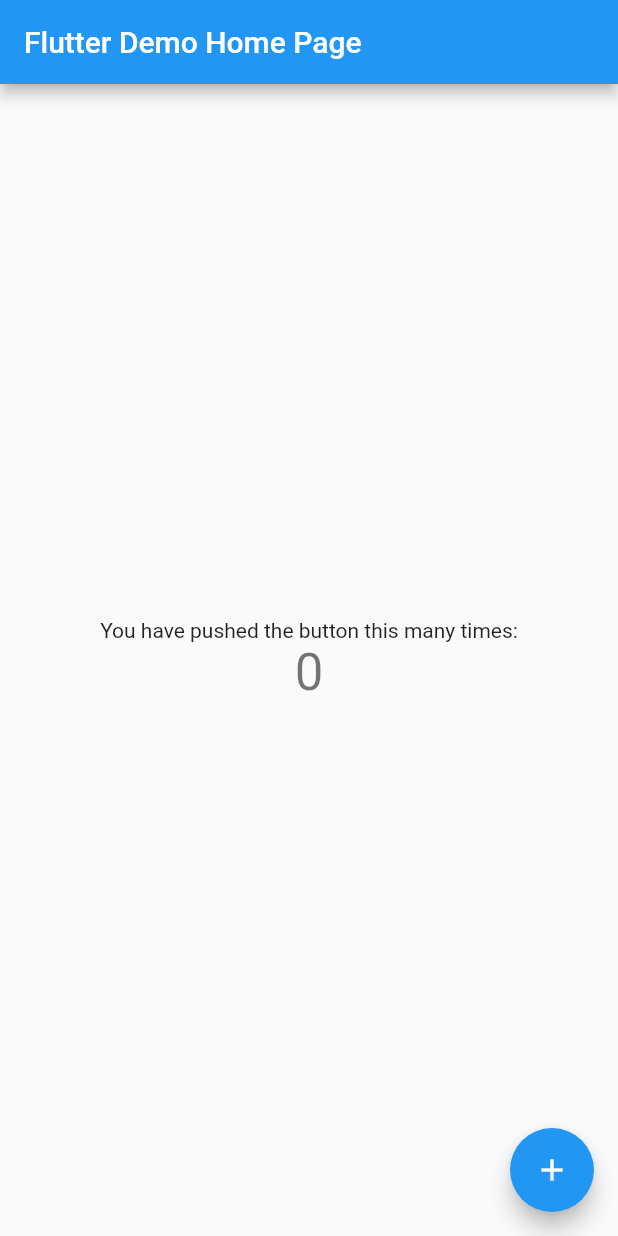
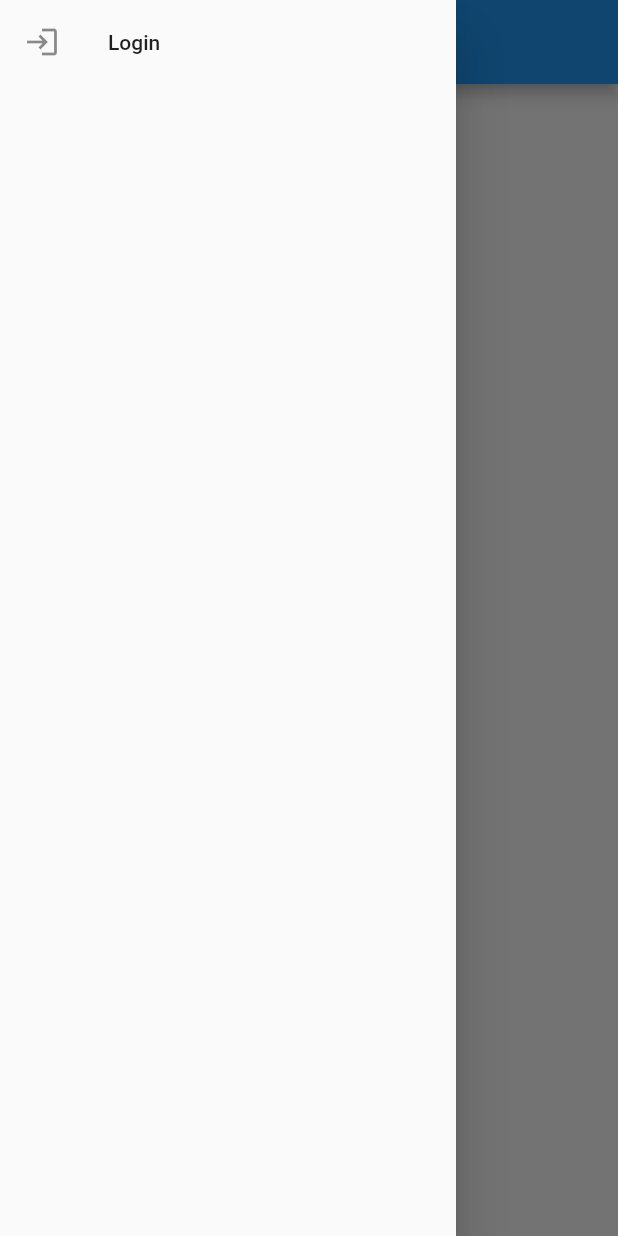
Before and after one commit to SOKAMTE/clockwork_backend, a Flutter app: the screen it shows after launch, with the side drawer open (before the commit the screen has no drawer), on a phone screen of 412 x 824 dp. Run offline on Flutter 3.47's test engine with Material 2 defaults, Android fonts, the phone set to English and light mode, and no system bars.

Commit message:
création de la vue login et logout

```diff
--- a/lib/main.dart
+++ b/lib/main.dart
@@ -1,7 +1,16 @@
+import 'package:clockwork_backend/screens/home_screen.dart';
+import 'package:clockwork_backend/services/auth.dart';
 import 'package:flutter/material.dart';
+// ignore: import_of_legacy_library_into_null_safe
+import 'package:provider/provider.dart';
 
 void main() {
-  runApp(MyApp());
+  runApp(MultiProvider(
+    providers: [
+      ChangeNotifierProvider(create: (context) => Auth()),
+    ],
+    child: MyApp(),
+  ));
 }
 
 class MyApp extends StatelessWidget {
@@ -10,104 +19,7 @@
   Widget build(BuildContext context) {
     return MaterialApp(
       title: 'Flutter Demo',
-      theme: ThemeData(
-        // This is the theme of your application.
-        //
-        // Try running your application with "flutter run". You'll see the
-        // application has a blue toolbar. Then, without quitting the app, try
-        // changing the primarySwatch below to Colors.green and then invoke
-        // "hot reload" (press "r" in the console where you ran "flutter run",
-        // or simply save your changes to "hot reload" in a Flutter IDE).
-        // Notice that the counter didn't reset back to zero; the application
-        // is not restarted.
-        primarySwatch: Colors.blue,
-      ),
-      home: MyHomePage(title: 'Flutter Demo Home Page'),
+      home: HomeScreen(),
     );
   }
 }
-
-class MyHomePage extends StatefulWidget {
-  MyHomePage({Key? key, required this.title}) : super(key: key);
-
-  // This widget is the home page of your application. It is stateful, meaning
-  // that it has a State object (defined below) that contains fields that affect
-  // how it looks.
-
-  // This class is the configuration for the state. It holds the values (in this
-  // case the title) provided by the parent (in this case the App widget) and
-  // used by the build method of the State. Fields in a Widget subclass are
-  // always marked "final".
-
-  final String title;
-
-  @override
-  _MyHomePageState createState() => _MyHomePageState();
-}
-
-class _MyHomePageState extends State<MyHomePage> {
-  int _counter = 0;
-
-  void _incrementCounter() {
-    setState(() {
-      // This call to setState tells the Flutter framework that something has
-      // changed in this State, which causes it to rerun the build method below
-      // so that the display can reflect the updated values. If we changed
-      // _counter without calling setState(), then the build method would not be
-      // called again, and so nothing would appear to happen.
-      _counter++;
-    });
-  }
-
-  @override
-  Widget build(BuildContext context) {
-    // This method is rerun every time setState is called, for instance as done
-    // by the _incrementCounter method above.
-    //
-    // The Flutter framework has been optimized to make rerunning build methods
-    // fast, so that you can just rebuild anything that needs updating rather
-    // than having to individually change instances of widgets.
-    return Scaffold(
-      appBar: AppBar(
-        // Here we take the value from the MyHomePage object that was created by
-        // the App.build method, and use it to set our appbar title.
-        title: Text(widget.title),
-      ),
-      body: Center(
-        // Center is a layout widget. It takes a single child and positions it
-        // in the middle of the parent.
-        child: Column(
-          // Column is also a layout widget. It takes a list of children and
-          // arranges them vertically. By default, it sizes itself to fit its
-          // children horizontally, and tries to be as tall as its parent.
-          //
-          // Invoke "debug painting" (press "p" in the console, choose the
-          // "Toggle Debug Paint" action from the Flutter Inspector in Android
-          // Studio, or the "Toggle Debug Paint" command in Visual Studio Code)
-          // to see the wireframe for each widget.
-          //
-          // Column has various properties to control how it sizes itself and
-          // how it positions its children. Here we use mainAxisAlignment to
-          // center the children vertically; the main axis here is the vertical
-          // axis because Columns are vertical (the cross axis would be
-          // horizontal).
-          mainAxisAlignment: MainAxisAlignment.center,
-          children: <Widget>[
-            Text(
-              'You have pushed the button this many times:',
-            ),
-            Text(
-              '$_counter',
-              style: Theme.of(context).textTheme.headline4,
-            ),
-          ],
-        ),
-      ),
-      floatingActionButton: FloatingActionButton(
-        onPressed: _incrementCounter,
-        tooltip: 'Increment',
-        child: Icon(Icons.add),
-      ), // This trailing comma makes auto-formatting nicer for build methods.
-    );
-  }
-}
--- /dev/null
+++ b/lib/screens/home_screen.dart
@@ -0,0 +1,79 @@
+import 'package:clockwork_backend/screens/login_screen.dart';
+import 'package:clockwork_backend/services/auth.dart';
+import 'package:flutter/material.dart';
+// ignore: import_of_legacy_library_into_null_safe
+import 'package:provider/provider.dart';
+
+class HomeScreen extends StatefulWidget {
+  @override
+  _HomeScreenState createState() => _HomeScreenState();
+}
+
+class _HomeScreenState extends State<HomeScreen> {
+  @override
+  Widget build(BuildContext context) {
+    return Scaffold(
+      appBar: AppBar(
+        title: Text('Flutter Laravel Auth'),
+      ),
+      body: Center(
+        child: Text('Home sreen'),
+      ),
+      drawer: Drawer(child: Consumer<Auth>(builder: (context, auth, child) {
+        if (!auth.authenticated) {
+          return ListView(
+            children: [
+              ListTile(
+                title: Text('Login'),
+                leading: Icon(Icons.login),
+                onTap: () {
+                  Navigator.of(context).push(
+                      MaterialPageRoute(builder: (context) => LoginScreen()));
+                },
+              ),
+            ],
+          );
+        } else {
+          return ListView(
+            children: [
+              DrawerHeader(
+                child: Column(
+                  children: [
+                    CircleAvatar(
+                      backgroundColor: Colors.white,
+                      radius: 30,
+                    ),
+                    SizedBox(
+                      height: 10,
+                    ),
+                    Text(
+                      'Ngounou Youssouf',
+                      style: TextStyle(color: Colors.white),
+                    ),
+                    SizedBox(
+                      height: 10,
+                    ),
+                    Text(
+                      'youssoufngounou@gmail.com',
+                      style: TextStyle(color: Colors.white),
+                    )
+                  ],
+                ),
+                decoration: BoxDecoration(
+                  color: Colors.blue,
+                ),
+              ),
+              ListTile(
+                title: Text('Logout'),
+                leading: Icon(Icons.logout),
+                onTap: () {
+                  Provider.of<Auth>(context, listen: false).logout();
+                },
+              )
+            ],
+          );
+        }
+      })),
+    );
+  }
+}
--- /dev/null
+++ b/lib/services/auth.dart
@@ -0,0 +1,18 @@
+import 'package:flutter/widgets.dart';
+
+class Auth extends ChangeNotifier {
+  bool _isloggedIn = false;
+
+  bool get authenticated => _isloggedIn;
+
+  void login(Map creds) {
+    print(creds);
+    _isloggedIn = true;
+    notifyListeners();
+  }
+
+  void logout() {
+    _isloggedIn = false;
+    notifyListeners();
+  }
+}
--- a/pubspec.yaml
+++ b/pubspec.yaml
@@ -23,6 +23,7 @@
 dependencies:
   flutter:
     sdk: flutter
+  provider: ^4.3.2+3
 
 
   # The following adds the Cupertino Icons font to your application.
```
Also changed, not shown: lib/screens/login_screen.dart (added, +84 -0 lines), pubspec.lock.
